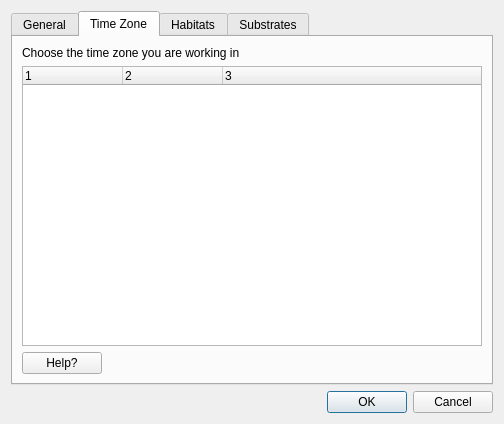
Old version of the form preferences.ui in the repository jkibele/benthic_photo_survey.
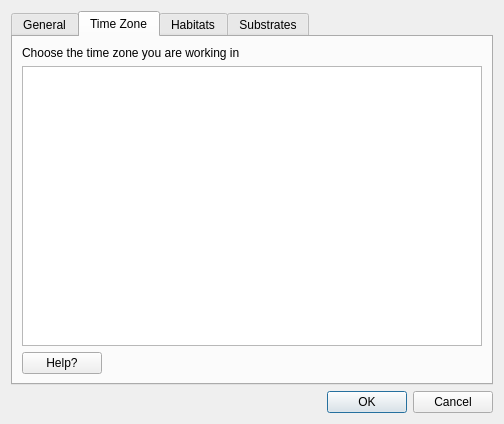
New version of the form. The open tabs and pages were chosen to show the change. Custom widgets are drawn as their Qt base class.

```diff
--- a/preferences.ui
+++ b/preferences.ui
@@ -17,7 +17,7 @@
    <item>
     <widget class="QTabWidget" name="tabWidget">
      <property name="currentIndex">
-      <number>0</number>
+      <number>1</number>
      </property>
      <widget class="QWidget" name="generalTab">
       <attribute name="title">
@@ -147,23 +147,7 @@
         </widget>
        </item>
        <item row="1" column="0" colspan="2">
-        <widget class="KTimeZoneWidget" name="ktimezonewidget">
-         <column>
-          <property name="text">
-           <string notr="true">1</string>
-          </property>
-         </column>
-         <column>
-          <property name="text">
-           <string notr="true">2</string>
-          </property>
-         </column>
-         <column>
-          <property name="text">
-           <string notr="true">3</string>
-          </property>
-         </column>
-        </widget>
+        <widget class="QListWidget" name="timeZoneListWidget"/>
        </item>
       </layout>
      </widget>
@@ -275,9 +259,6 @@
        <string>Substrates</string>
       </attribute>
       <layout class="QGridLayout" name="gridLayout_4">
-       <item row="0" column="0" colspan="2">
-        <widget class="KEditListWidget" name="substkeditlistwidget"/>
-       </item>
        <item row="1" column="0">
         <widget class="QPushButton" name="pushButton_3">
          <property name="maximumSize">
@@ -304,6 +285,9 @@
          </property>
         </spacer>
        </item>
+       <item row="0" column="0" colspan="2">
+        <widget class="QListWidget" name="listWidget"/>
+       </item>
       </layout>
      </widget>
     </widget>
@@ -320,18 +304,6 @@
    </item>
   </layout>
  </widget>
- <customwidgets>
-  <customwidget>
-   <class>KEditListWidget</class>
-   <extends>QWidget</extends>
-   <header>keditlistwidget.h</header>
-  </customwidget>
-  <customwidget>
-   <class>KTimeZoneWidget</class>
-   <extends>QTreeWidget</extends>
-   <header>ktimezonewidget.h</header>
-  </customwidget>
- </customwidgets>
  <resources/>
  <connections>
   <connection>
```
